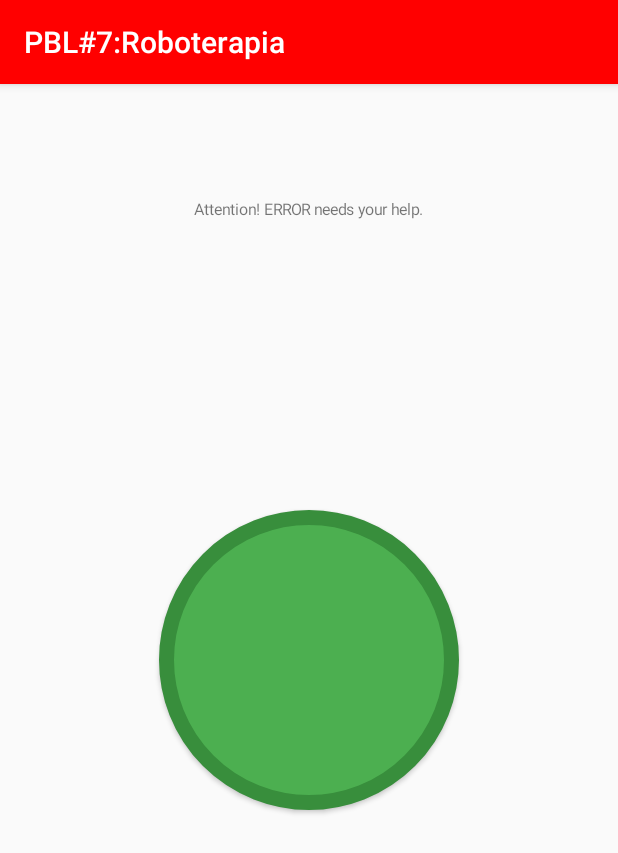
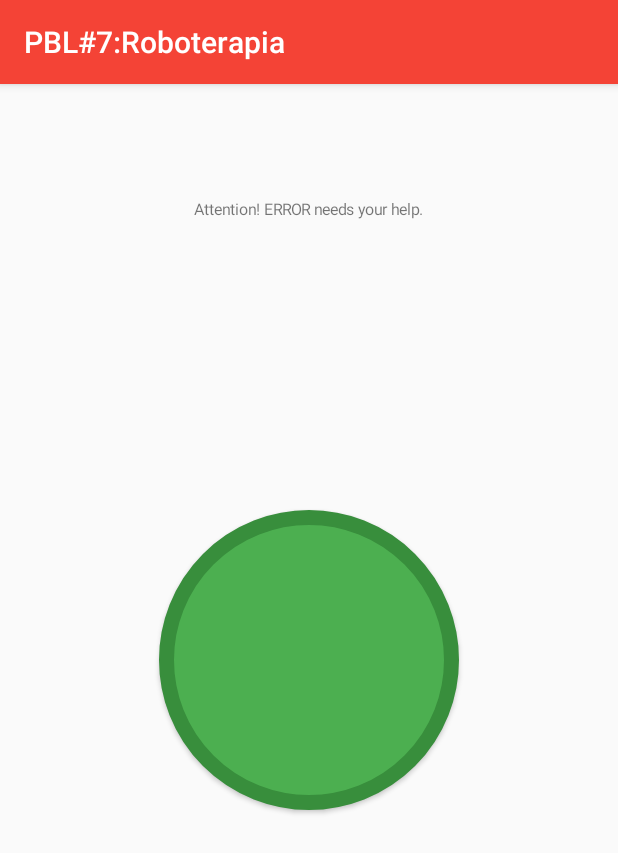
Before and after one commit to ryfterek/Roboterapia-, an Android app: the NeededActivity screen opened directly, with no data from a screen before it, on a phone screen of 412 x 824 dp. Shown: the top 853 px of the screen. Run offline under Robolectric (Android 15) with nearby library versions, the phone set to English and light mode, and no system bars; network calls fail; 1 statement that could not run was skipped.

Commit message:
Fixed colours to material

```diff
--- a/app/src/main/res/values/colors.xml
+++ b/app/src/main/res/values/colors.xml
@@ -12,8 +12,8 @@
     <color name="alarmPrimaryDark">#FFA000</color>
     <color name="alarmAccent">#2196F3</color>
 
-    <color name="neededPrimary">#FF0000</color>
-    <color name="neededPrimaryDark">#B40404</color>
+    <color name="neededPrimary">#F44336</color>
+    <color name="neededPrimaryDark">#D32F2F</color>
     <color name="neededAccent">#4CAF50</color>
 
     <color name="volunteerPrimary">#4CAF50</color>
```
